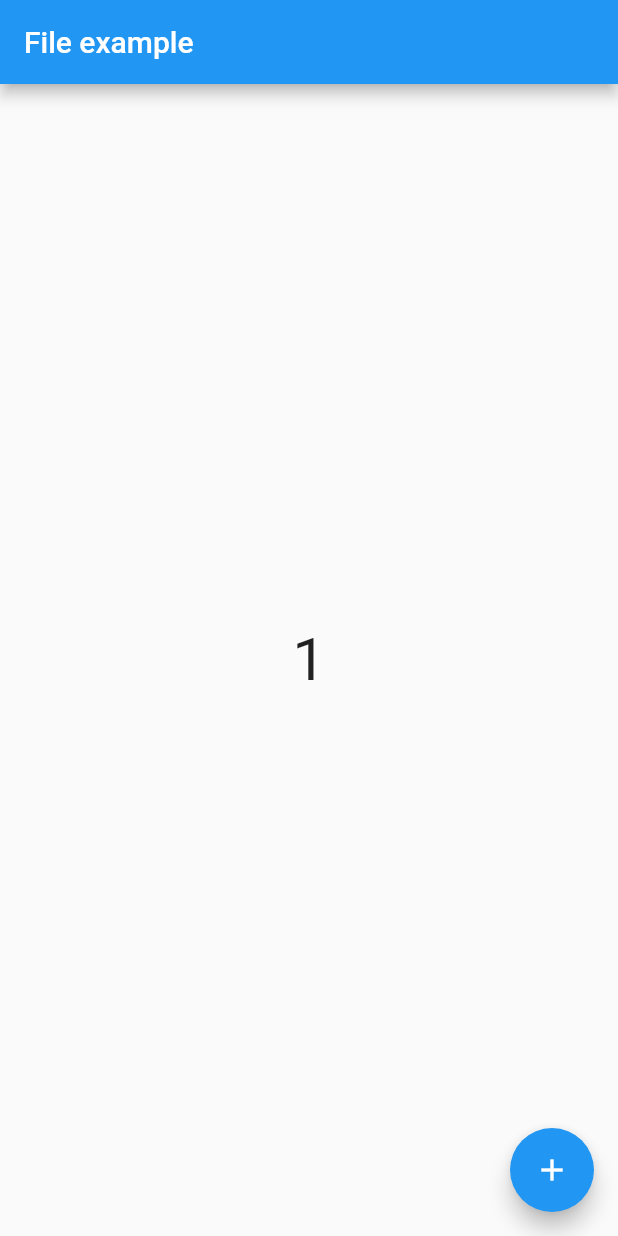
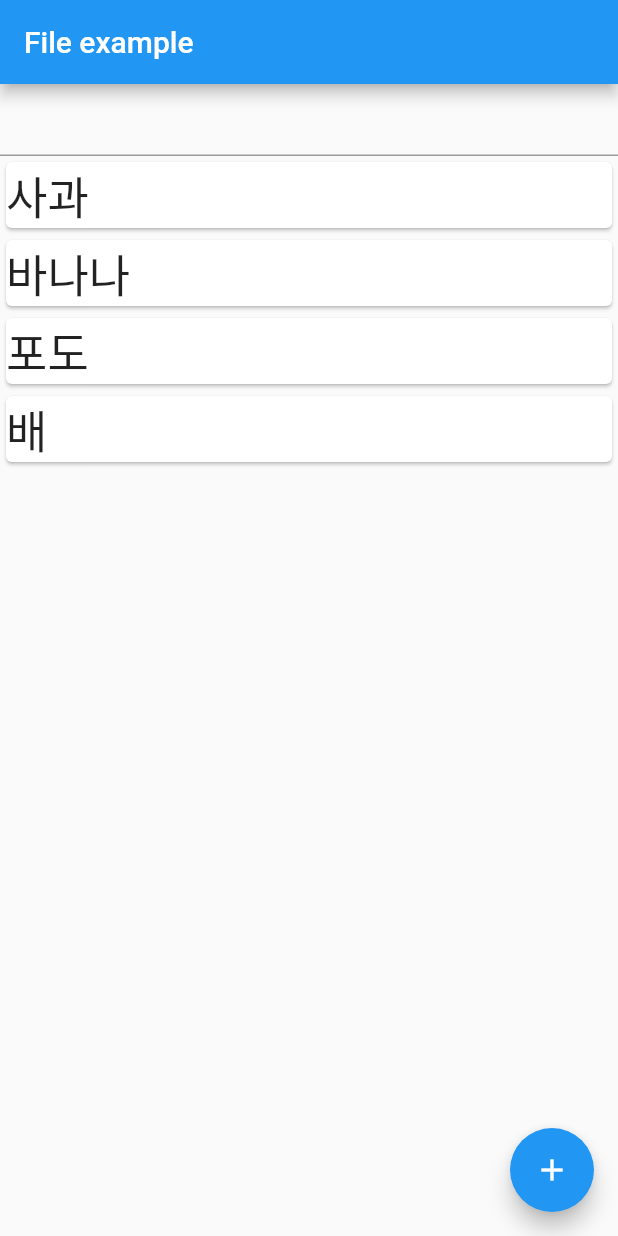
Before and after one commit to jongchan988/flutter-webview-app, a Flutter app: the screen it shows after launch, after a tap on the "add" icon, on a phone screen of 412 x 824 dp. Run offline on Flutter 3.47's test engine with Material 2 defaults, Android fonts, the phone set to English and light mode, and no system bars; our stand-ins replace dio, shared_preferences.

Commit message:
feat: repo, appDocuments txt파일 동기화 및 해당 데이터로 리스트 뷰 구현

```diff
--- a/lib/file_app.dart
+++ b/lib/file_app.dart
@@ -1,6 +1,7 @@
 import 'package:flutter/material.dart';
 import 'dart:io';
 import 'package:path_provider/path_provider.dart';
+import 'package:shared_preferences/shared_preferences.dart';
 
 class FileApp extends StatefulWidget {
   @override
@@ -9,11 +10,52 @@ class FileApp extends StatefulWidget {
 
 class _FileApp extends State<FileApp> {
   int _count = 0;
+  List<String> itemList = new List.empty(growable: true);
+  TextEditingController controller = new TextEditingController();
 
+  Future<List<String>> readListFile() async {
+    List<String> itemList = new List.empty(growable: true);
+    var key = 'first';
+    SharedPreferences pref = await SharedPreferences.getInstance();
+    bool? firstCheck = pref.getBool(key);
+    var dir = await getApplicationDocumentsDirectory();
+    bool fileExist = await File(dir.path + '/fruit.txt').exists();
+
+    if (notExistData(firstCheck, fileExist)){
+      pref.setBool(key, true);
+      var file = await DefaultAssetBundle.of(context).loadString('repo/fruit.txt');
+      File(dir.path + '/fruit.txt').writeAsStringSync(file);
+      return parseList(file, itemList);
+    }
+    return await getDataFromAppDir(itemList, dir);
+  }
+
+
+  Future <List<String>> getDataFromAppDir(itemList, dir) async{
+    var file = await File(dir.path + '/fruit.txt').readAsString();
+    return parseList(file, itemList);
+  }
+
+  List<String> parseList(String file, List<String> itemList){
+    var array = file.split('\n');
+    for (var item in array){
+      itemList.add(item);
+    }
+    return itemList;
+  }
+
+  bool notExistData(bool? firstCheck, bool fileExist) => firstCheck == null || firstCheck == false || fileExist == false;
   @override
   void initState(){
     super.initState();
     readCountFile();
+    initData();
+  }
+  void initData() async{
+    var result = await readListFile();
+    setState(() {
+      itemList.addAll(result);
+    });
   }
   @override
   Widget build(BuildContext context){
@@ -23,18 +65,31 @@ class _FileApp extends State<FileApp> {
       ),
       body: Container(
         child: Center(
-          child: Text(
-            '$_count',
-            style: TextStyle(fontSize: 40),
+          child: Column(
+            children: <Widget>[
+              TextField(
+                controller: controller,
+                keyboardType: TextInputType.text,
+              ),
+              Expanded(
+                child: ListView.builder(
+                  itemBuilder: (context, index){
+                    return Card(
+                      child: Text(
+                        itemList[index],
+                        style: TextStyle(fontSize: 30),
+                      ),
+                    );
+                  },
+                  itemCount: itemList.length,
+                )
+              )
+            ],
           ),
         ),
       ),
       floatingActionButton: FloatingActionButton(
         onPressed: (){
-          setState(() {
-            _count++;
-          });
-          writeCountFile(_count);
         },
         child: Icon(Icons.add),
       ),
--- a/pubspec.yaml
+++ b/pubspec.yaml
@@ -70,6 +70,7 @@ flutter:
     - repo/images/monkey.png
     - repo/images/pig.png
     - repo/images/wolf.png
+    - repo/fruit.txt
   fonts:
     - family: Pacifico
       fonts:
--- /dev/null
+++ b/repo/fruit.txt
@@ -0,0 +1,4 @@
+사과
+바나나
+포도
+배
```
